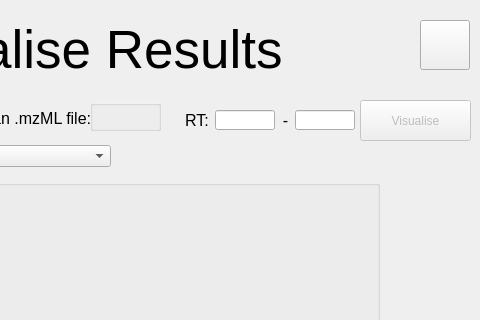
This is vimmsVisualisedGUI/VisualisePage.ui in Adam-Tem/vimmsVisualised as Qt 5 draws it before an edit; both pictures show x 120 to 600 and y 0 to 320 of the 600 by 500 pixel window. The edited form follows.
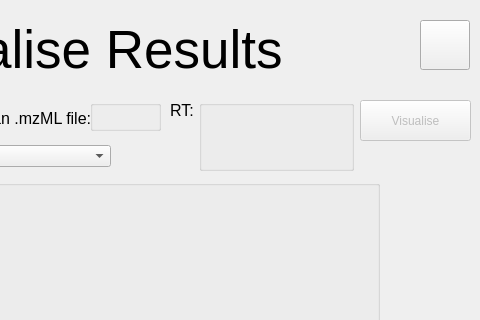
This is the edited form.

Commit message: Range slider now used for setting the RT values on the visualisation page, ensuring only valid inputs and appropriate range selection.

What changed in the file:
```diff
--- a/vimmsVisualisedGUI/VisualisePage.ui
+++ b/vimmsVisualisedGUI/VisualisePage.ui
@@ -68,8 +68,8 @@
   <widget class="QLabel" name="RTRangeLabel">
    <property name="geometry">
     <rect>
-     <x>305</x>
-     <y>110</y>
+     <x>290</x>
+     <y>100</y>
      <width>31</width>
      <height>21</height>
     </rect>
@@ -83,47 +83,6 @@
     <string>RT:</string>
    </property>
   </widget>
-  <widget class="QLineEdit" name="RTMinTextEdit">
-   <property name="geometry">
-    <rect>
-     <x>335</x>
-     <y>110</y>
-     <width>60</width>
-     <height>20</height>
-    </rect>
-   </property>
-  </widget>
-  <widget class="QLineEdit" name="RTMaxTextEdit">
-   <property name="geometry">
-    <rect>
-     <x>415</x>
-     <y>110</y>
-     <width>60</width>
-     <height>20</height>
-    </rect>
-   </property>
-  </widget>
-  <widget class="QLabel" name="RTRangeDashLabel">
-   <property name="geometry">
-    <rect>
-     <x>395</x>
-     <y>110</y>
-     <width>21</width>
-     <height>21</height>
-    </rect>
-   </property>
-   <property name="font">
-    <font>
-     <pointsize>12</pointsize>
-    </font>
-   </property>
-   <property name="text">
-    <string>-</string>
-   </property>
-   <property name="alignment">
-    <set>Qt::AlignCenter</set>
-   </property>
-  </widget>
   <widget class="QPushButton" name="VisualiseButton">
    <property name="enabled">
     <bool>false</bool>
@@ -201,6 +160,31 @@
     <string/>
    </property>
   </widget>
+  <widget class="QGroupBox" name="RTSliderGroupBox">
+   <property name="geometry">
+    <rect>
+     <x>319</x>
+     <y>100</y>
+     <width>155</width>
+     <height>71</height>
+    </rect>
+   </property>
+   <property name="styleSheet">
+    <string notr="true"/>
+   </property>
+   <property name="title">
+    <string/>
+   </property>
+  </widget>
+  <zorder>VisualiseTitleLabel</zorder>
+  <zorder>VisualiseHomeButton</zorder>
+  <zorder>SelectFileDesc</zorder>
+  <zorder>RTRangeLabel</zorder>
+  <zorder>VisualiseButton</zorder>
+  <zorder>GraphTypeComboBox</zorder>
+  <zorder>CanvasGroupBox</zorder>
+  <zorder>RTSliderGroupBox</zorder>
+  <zorder>MzmlUploadGroupBox</zorder>
  </widget>
  <resources/>
  <connections/>
```
The commit also changes 13 other files.
